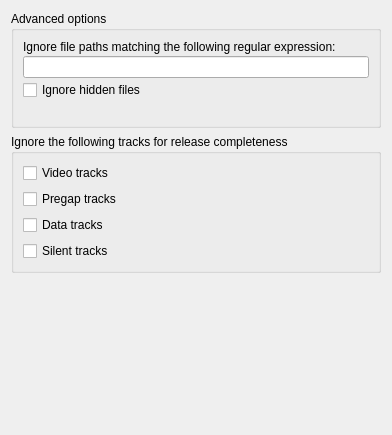
The window that ui/options_advanced.ui (metabrainz/picard) describes before a commit, drawn with Qt 5.
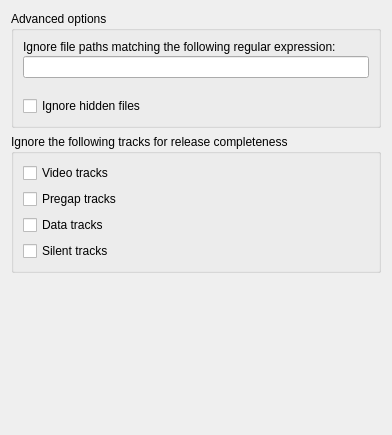
The same window after the commit.

Commit message:
in advanced options display the ignore files regex error message directly under the input fields.
This was accidentally moved when adding new fields to this options page.

```diff
--- a/ui/options_advanced.ui
+++ b/ui/options_advanced.ui
@@ -31,16 +31,16 @@
        <widget class="QLineEdit" name="ignore_regex"/>
       </item>
       <item row="4" column="0">
-       <widget class="QLabel" name="regex_error">
+       <widget class="QCheckBox" name="ignore_hidden_files">
         <property name="text">
-         <string/>
+         <string>Ignore hidden files</string>
         </property>
        </widget>
       </item>
       <item row="3" column="0">
-       <widget class="QCheckBox" name="ignore_hidden_files">
+       <widget class="QLabel" name="regex_error">
         <property name="text">
-         <string>Ignore hidden files</string>
+         <string/>
         </property>
        </widget>
       </item>
```
The commit also changes 1 other file.
